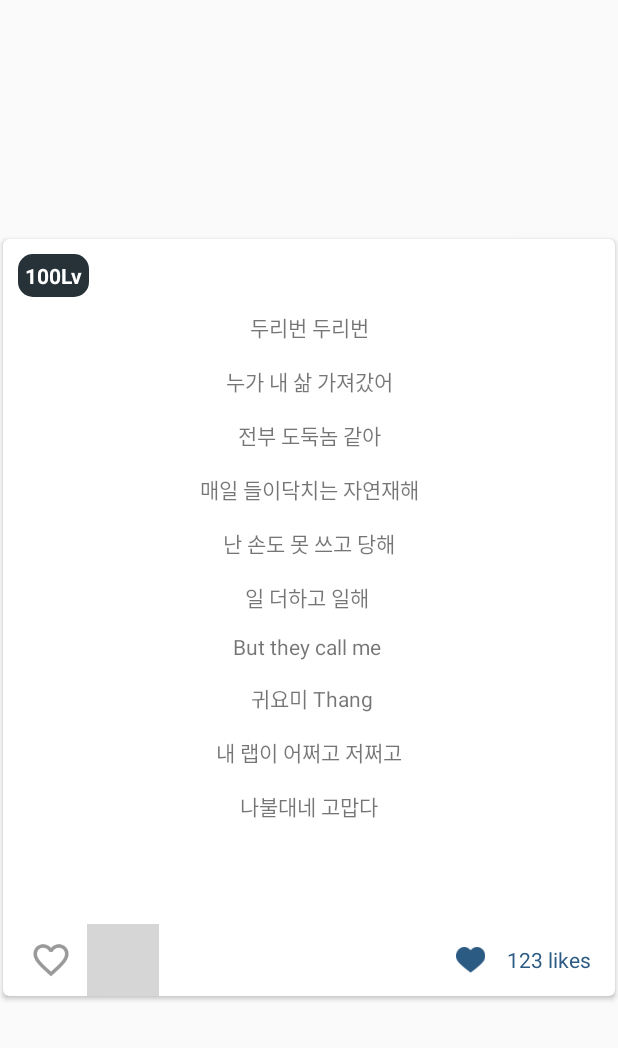
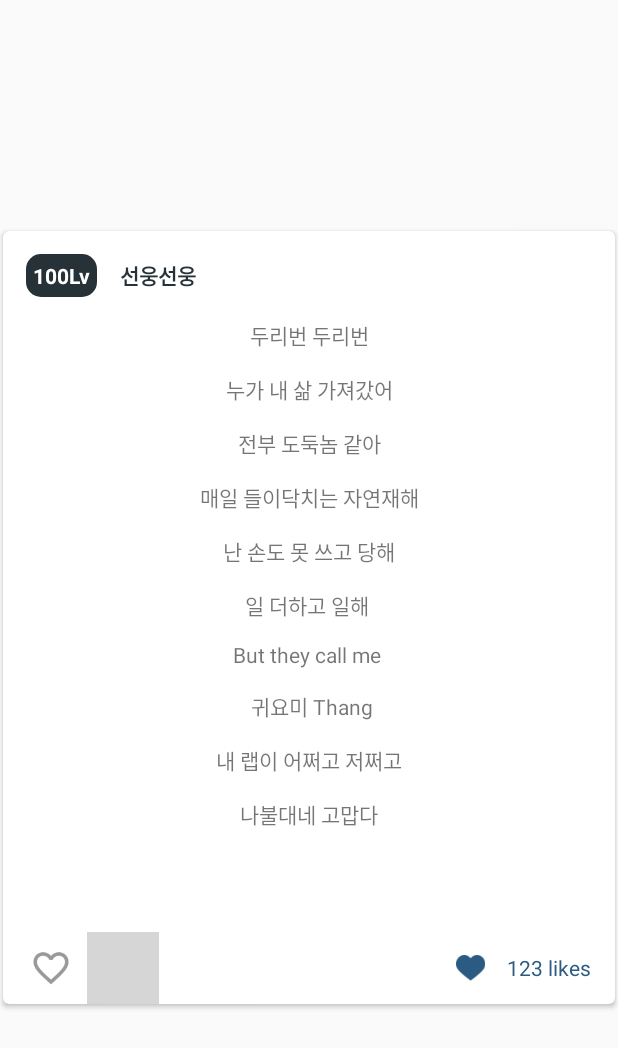
Before and after one commit to kuccc/ccc_coder, an Android app: the layout recycleview_record_item.xml on its own in the app's theme, with its tools: preview values and no code run, on a phone screen of 412 x 824 dp. Shown: the top 1048 px of the screen. Run offline under Robolectric (Android 15) with nearby library versions, the phone set to English and light mode, and no system bars; Roboto replaces fonts that are not available here; grey boxes are pictures that could not be loaded.

Commit message:
password 적용

```diff
--- a/RapBattle/app/src/main/java/org/ccccoder/rapbattle/Fragment/LoginFragment.java
+++ b/RapBattle/app/src/main/java/org/ccccoder/rapbattle/Fragment/LoginFragment.java
@@ -11,7 +11,9 @@ import android.support.design.widget.FloatingActionButton;
 import android.support.v4.app.Fragment;
 import android.support.v4.app.FragmentTransaction;
 import android.text.Editable;
+import android.text.InputType;
 import android.text.TextWatcher;
+import android.text.method.PasswordTransformationMethod;
 import android.util.Log;
 import android.view.LayoutInflater;
 import android.view.View;
@@ -99,6 +101,8 @@ public class LoginFragment extends Fragment {
         editor = pref.edit();
         input_id = (EditText)view.findViewById(R.id.input_id);
         input_pw = (EditText)view.findViewById(R.id.input_pw);
+        input_pw.setInputType( InputType.TYPE_CLASS_TEXT | InputType.TYPE_TEXT_VARIATION_PASSWORD );
+        input_pw.setTransformationMethod(PasswordTransformationMethod.getInstance());
         login_btn = (Button)view.findViewById(R.id.login);
         register_btn = (Button)view.findViewById(R.id.register);
         message = (TextView)view.findViewById(R.id.message);
--- a/RapBattle/app/src/main/res/layout/fragment_login.xml
+++ b/RapBattle/app/src/main/res/layout/fragment_login.xml
@@ -28,7 +28,7 @@
             android:layout_margin="@dimen/activity_horizontal_margin"
             android:imeOptions="flagNoExtractUi"
             android:hint="Password"
-            android:inputType="text" />
+            android:inputType="textPassword" />
     </android.support.design.widget.TextInputLayout>
     <TextView
         android:visibility="invisible"
--- a/RapBattle/app/src/main/res/layout/recycleview_record_item.xml
+++ b/RapBattle/app/src/main/res/layout/recycleview_record_item.xml
@@ -21,12 +21,12 @@
             android:layout_height="wrap_content"
             android:src="@drawable/ic_feed_top" />-->
 
-        <RelativeLayout
+        <LinearLayout
             android:orientation="horizontal"
             android:layout_width="match_parent"
             android:layout_height="wrap_content">
         <TextView
-            android:layout_margin="10dp"
+            android:layout_margin="15dp"
             android:textStyle="bold"
             android:textColor="#ffffff"
             android:id="@+id/ivUserProfile"
@@ -34,6 +34,17 @@
             android:background="@drawable/roundcorner"
             android:layout_width="wrap_content"
             android:layout_height="wrap_content" />
+            <TextView
+                android:layout_marginTop="15dp"
+                android:layout_marginBottom="15dp"
+                android:textStyle="bold"
+                android:textColor="@color/colorPrimaryDark"
+                android:id="@+id/ivUserId"
+                android:text="선웅선웅"
+                android:layout_gravity="center_vertical"
+                android:layout_width="wrap_content"
+                android:layout_height="wrap_content" />
+
             <!--
             <android.support.design.widget.FloatingActionButton
                 android:id="@+id/btnPlay"
@@ -42,7 +53,7 @@
                 android:src="@drawable/ic_play_white"
                 android:layout_alignParentTop="true"
                 android:layout_alignParentEnd="true" />-->
-        </RelativeLayout>
+        </LinearLayout>
         <org.ccccoder.rapbattle.CustomView.SquaredFrameLayout
             android:id="@+id/vImageRoot"
             android:layout_width="match_parent"
```
